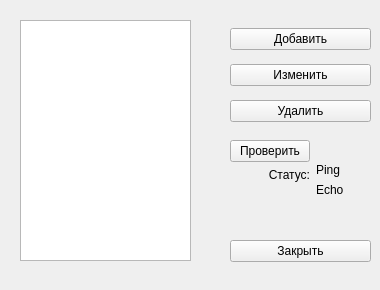
Qt form servereditform.ui (neodiz/dcmviewer) before a commit.
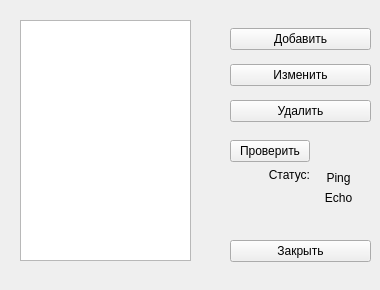
The same form after that commit.

```diff
--- a/servereditform.ui
+++ b/servereditform.ui
@@ -126,7 +126,7 @@
         <property name="sizeHint" stdset="0">
          <size>
           <width>20</width>
-          <height>40</height>
+          <height>56</height>
          </size>
         </property>
        </spacer>
@@ -136,6 +136,9 @@
         <property name="text">
          <string>Ping</string>
         </property>
+        <property name="alignment">
+         <set>Qt::AlignCenter</set>
+        </property>
        </widget>
       </item>
       <item>
@@ -143,6 +146,9 @@
         <property name="text">
          <string>Echo</string>
         </property>
+        <property name="alignment">
+         <set>Qt::AlignCenter</set>
+        </property>
        </widget>
       </item>
       <item>
```
Left out of the diff: 8 changed lines with no effect on the pictures.
